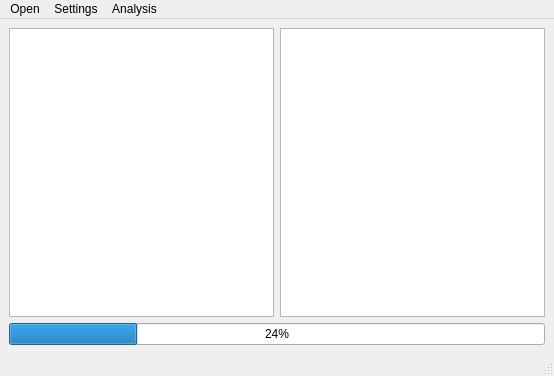
This is src/UglyVCF/mainwindow.ui in emilpaulitz/ProgrammierProjekt2019 as Qt 5 draws it before an edit. The edited form follows.
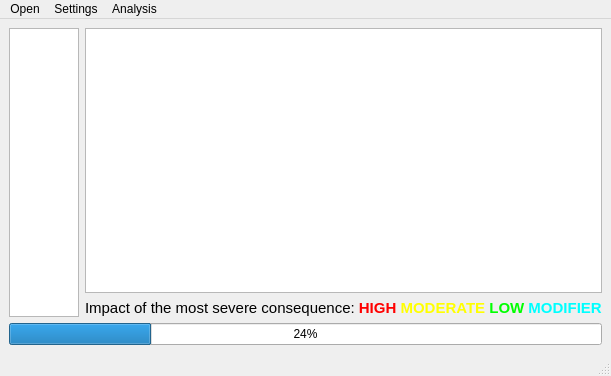
This is the edited form. Icons and pictures are not drawn.

Patch:
```diff
--- a/src/UglyVCF/mainwindow.ui
+++ b/src/UglyVCF/mainwindow.ui
@@ -15,7 +15,14 @@
   </property>
   <widget class="QWidget" name="centralwidget">
    <layout class="QGridLayout" name="gridLayout">
-    <item row="0" column="0">
+    <item row="0" column="1">
+     <widget class="QTextEdit" name="annoWidget">
+      <property name="readOnly">
+       <bool>true</bool>
+      </property>
+     </widget>
+    </item>
+    <item row="0" column="0" rowspan="2">
      <layout class="QHBoxLayout" name="horizontalLayout">
       <item>
        <widget class="QTableWidget" name="tableWidget">
@@ -26,20 +33,34 @@
       </item>
      </layout>
     </item>
-    <item row="0" column="1">
-     <widget class="QTextEdit" name="annoWidget">
-      <property name="readOnly">
-       <bool>true</bool>
-      </property>
-     </widget>
-    </item>
-    <item row="1" column="0" colspan="2">
+    <item row="2" column="0" colspan="2">
      <widget class="QProgressBar" name="progressPullingAll">
       <property name="value">
        <number>24</number>
       </property>
      </widget>
     </item>
+    <item row="1" column="1">
+     <widget class="QLabel" name="explanation">
+      <property name="font">
+       <font>
+        <pointsize>6</pointsize>
+        <italic>false</italic>
+        <kerning>true</kerning>
+       </font>
+      </property>
+      <property name="autoFillBackground">
+       <bool>false</bool>
+      </property>
+      <property name="text">
+       <string>&lt;!DOCTYPE HTML PUBLIC &quot;-//W3C//DTD HTML 4.0//EN&quot; &quot;http://www.w3.org/TR/REC-html40/strict.dtd&quot;&gt;
+&lt;html&gt;&lt;head&gt;&lt;meta name=&quot;qrichtext&quot; content=&quot;1&quot; /&gt;&lt;style type=&quot;text/css&quot;&gt;
+p, li { white-space: pre-wrap; }
+&lt;/style&gt;&lt;/head&gt;&lt;body style=&quot; font-family:'MS Shell Dlg 2'; font-size:6pt; font-weight:400; font-style:normal;&quot;&gt;
+&lt;p style=&quot; margin-top:0px; margin-bottom:0px; margin-left:0px; margin-right:0px; -qt-block-indent:0; text-indent:0px;&quot;&gt;&lt;span style=&quot; font-family:'MS Shell Dlg 2'; font-size:11pt;&quot;&gt;Impact of the most severe consequence: &lt;/span&gt;&lt;span style=&quot; font-family:'MS Shell Dlg 2'; font-size:11pt; font-weight:600; color:#ff0000;&quot;&gt;HIGH &lt;/span&gt;&lt;span style=&quot; font-family:'MS Shell Dlg 2'; font-size:11pt; font-weight:600; color:#ffff00;&quot;&gt;MODERATE &lt;/span&gt;&lt;span style=&quot; font-family:'MS Shell Dlg 2'; font-size:11pt; font-weight:600; color:#00ff00;&quot;&gt;LOW&lt;/span&gt;&lt;span style=&quot; font-family:'MS Shell Dlg 2'; font-size:11pt; font-weight:600; color:#aaff00;&quot;&gt; &lt;/span&gt;&lt;span style=&quot; font-family:'MS Shell Dlg 2'; font-size:11pt; font-weight:600; color:#00ffff;&quot;&gt;MODIFIER&lt;/span&gt;&lt;/p&gt;&lt;/body&gt;&lt;/html&gt;</string>
+      </property>
+     </widget>
+    </item>
    </layout>
   </widget>
   <widget class="QMenuBar" name="menubar">
@@ -48,7 +69,7 @@
      <x>0</x>
      <y>0</y>
      <width>554</width>
-     <height>21</height>
+     <height>30</height>
     </rect>
    </property>
    <widget class="QMenu" name="menuOpen">
```
